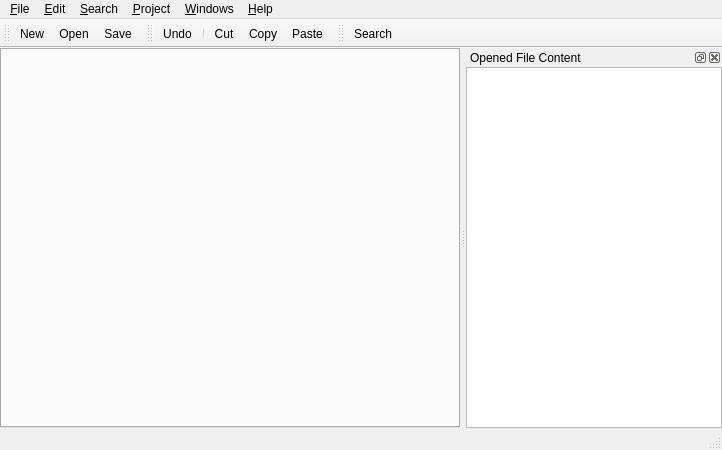
Above: ui/mainform.ui from phoenix741/xinx before the change. Below: the same form after it.
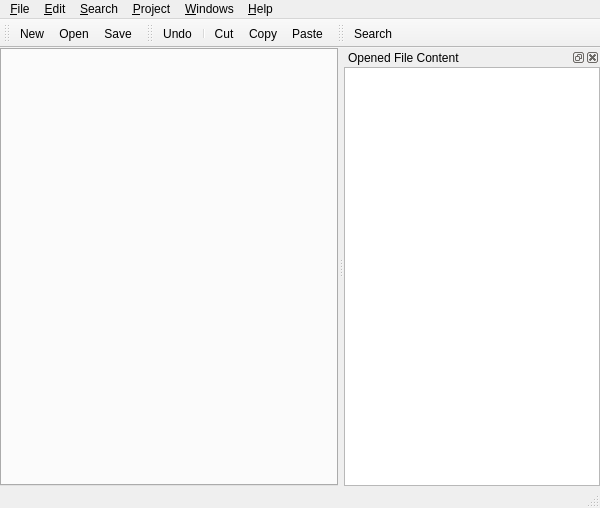
That is the form after the change. Icons and pictures are not drawn. Custom widgets are drawn as their Qt base class.

Diff of the .ui file:
```diff
--- a/ui/mainform.ui
+++ b/ui/mainform.ui
@@ -5,8 +5,8 @@
    <rect>
     <x>0</x>
     <y>0</y>
-    <width>722</width>
-    <height>450</height>
+    <width>600</width>
+    <height>508</height>
    </rect>
   </property>
   <property name="windowTitle" >
@@ -30,8 +30,8 @@
     <rect>
      <x>0</x>
      <y>0</y>
-     <width>722</width>
-     <height>29</height>
+     <width>600</width>
+     <height>21</height>
     </rect>
    </property>
    <widget class="QMenu" name="m_fileMenu" >
```
